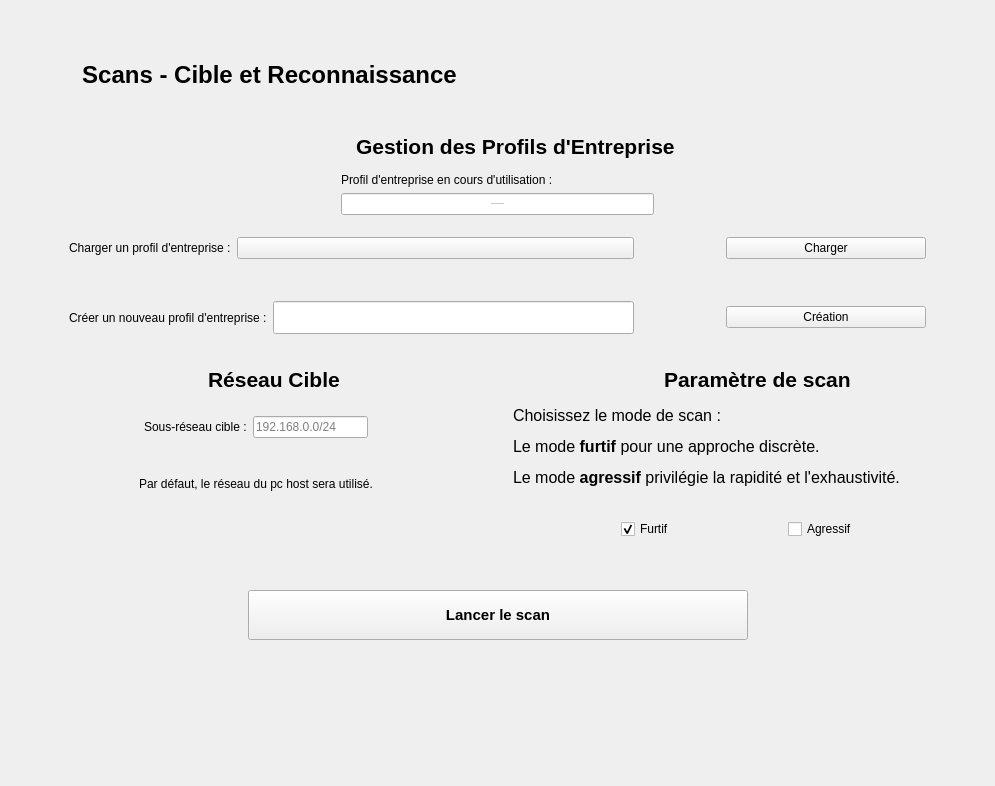
Above: app/interface/ui/ScanInterface.ui from KarimGhazlaoui/ASI-M1CB-PenToolBox before the change. Below: the same form after it.
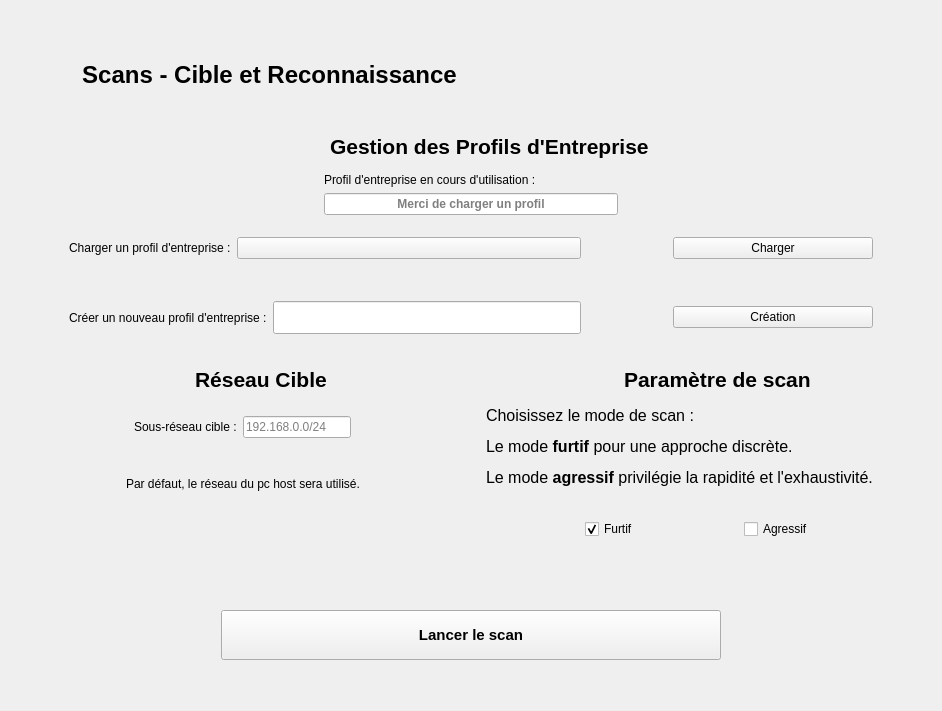
That is the form after the change. Icons and pictures are not drawn. Custom widgets are drawn as their Qt base class.

Patch:
```diff
--- a/app/interface/ui/ScanInterface.ui
+++ b/app/interface/ui/ScanInterface.ui
@@ -6,8 +6,8 @@
    <rect>
     <x>0</x>
     <y>0</y>
-    <width>995</width>
-    <height>786</height>
+    <width>942</width>
+    <height>711</height>
    </rect>
   </property>
   <property name="minimumSize">
@@ -513,7 +513,6 @@
            <widget class="LineEdit" name="actualprofile">
             <property name="font">
              <font>
-              <pointsize>-1</pointsize>
               <weight>75</weight>
               <bold>true</bold>
              </font>
@@ -945,6 +944,19 @@
         </item>
        </layout>
       </item>
+      <item>
+       <spacer name="verticalSpacer_2">
+        <property name="orientation">
+         <enum>Qt::Vertical</enum>
+        </property>
+        <property name="sizeHint" stdset="0">
+         <size>
+          <width>20</width>
+          <height>40</height>
+         </size>
+        </property>
+       </spacer>
+      </item>
      </layout>
      <zorder>HorizontalSeparator_3</zorder>
      <zorder></zorder>
```
Left out of the diff: 1 changed line with no effect on the pictures.
